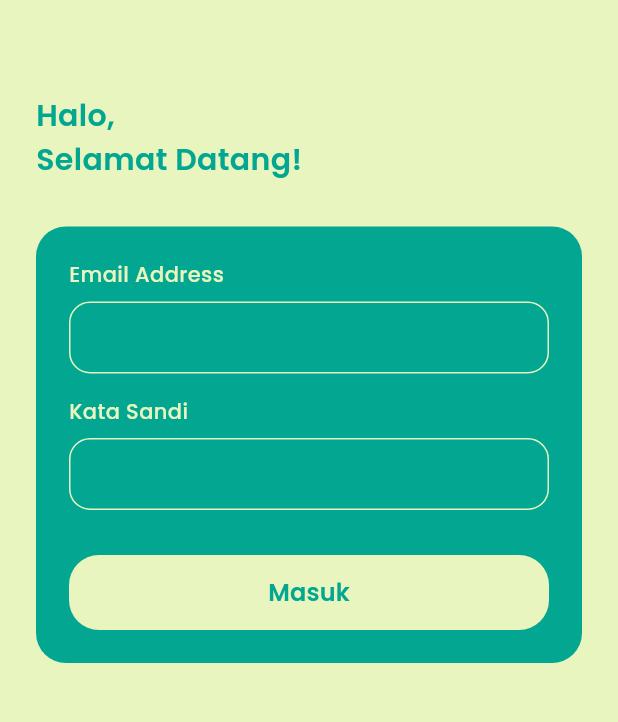
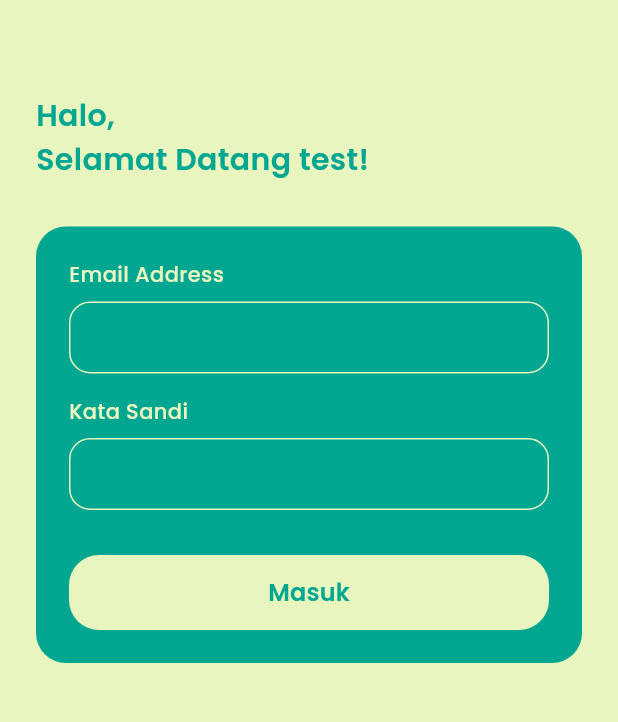
Before and after one commit to yasinfadillahstudy/project_skripsi, a Flutter app: the screen it shows after launch, on a phone screen of 412 x 824 dp, the part 489-1211 px from its top. Run offline on Flutter 3.47's test engine with Material 3 defaults, Android fonts, the phone set to English and light mode, and no system bars; our stand-ins replace google_fonts.

Commit message:
first commit

```diff
--- a/lib/ui/pages/sign_in_page.dart
+++ b/lib/ui/pages/sign_in_page.dart
@@ -31,7 +31,7 @@ class SignInPage extends StatelessWidget {
             ),
           ),
           Text(
-            'Halo, \nSelamat Datang!',
+            'Halo, \nSelamat Datang test!',
             style: tealTextStyle.copyWith(
               fontSize: 20,
               fontWeight: semiBold,
```
